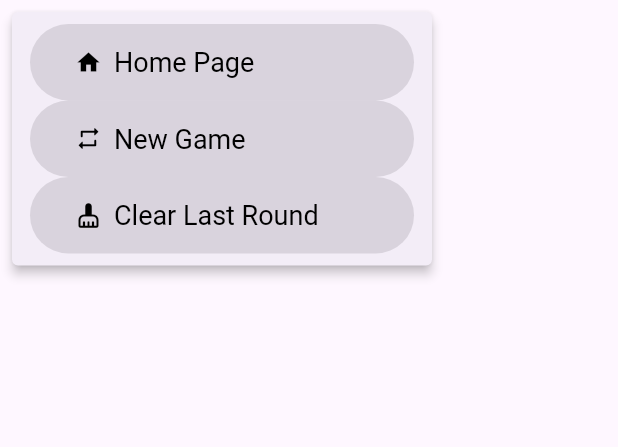
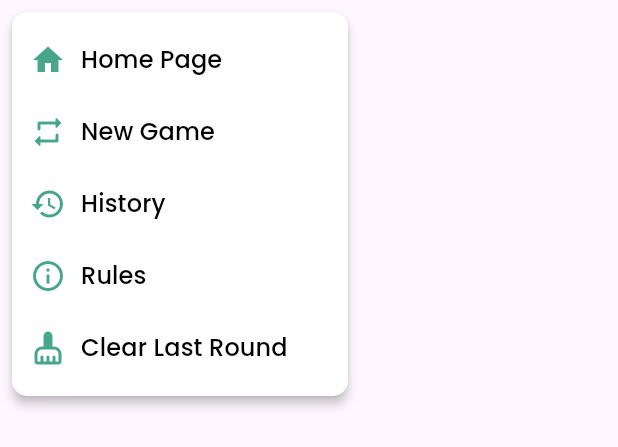
Before and after one commit to dragosdragan03/Score-Keeper-App, a Flutter app: the OptionsButton widget shown alone on an empty page, opened directly, after a tap on the "more vert" icon, on a phone screen of 412 x 824 dp. Shown: the top 447 px of the screen. Run offline on Flutter 3.47's test engine with Material 3 defaults, Android fonts, the phone set to English and light mode, and no system bars; our stand-ins replace confetti, google_fonts, numberpicker; missing offline and left inert: flutter_podium.

Commit message:
option button changed

```diff
--- a/score_keeper/lib/pages/Games/whist/input_rounds.dart
+++ b/score_keeper/lib/pages/Games/whist/input_rounds.dart
@@ -42,6 +42,7 @@ class _InputRoundsState extends State<InputRounds> {
   void confirmAndGoBack(GameProviderWhist gameProvider) {
     setState(() {
       gameProvider.setBids(_selectedNumbers);
+      gameProvider.changeRound();
       Navigator.pop(context);
     });
   }
--- a/score_keeper/lib/pages/Games/whist/whist_utils/game_provider_whist.dart
+++ b/score_keeper/lib/pages/Games/whist/whist_utils/game_provider_whist.dart
@@ -13,6 +13,7 @@ class GameProviderWhist extends ChangeNotifier {
   int streakBonusRounds = 5;
   int playingRound = 0;
   int roundNumber = 1;
+  bool inputTime = true;
 
   GameProviderWhist(List<Player> playersInput)
       : players = playersInput,
@@ -142,4 +143,9 @@ class GameProviderWhist extends ChangeNotifier {
     }
     notifyListeners();
   }
+
+  void changeRound() {
+    inputTime = !inputTime;
+    notifyListeners();
+  }
 }
--- a/score_keeper/lib/pages/Games/whist/whist_utils/optionsButton.dart
+++ b/score_keeper/lib/pages/Games/whist/whist_utils/optionsButton.dart
@@ -10,55 +10,50 @@ class OptionsButton extends StatefulWidget {
 class _OptionsButtonState extends State<OptionsButton> {
   @override
   Widget build(BuildContext context) {
-    return PopupMenuButton(
+    return PopupMenuButton<int>(
+      icon: Icon(Icons.more_vert,
+          color: Colors.black), // Customize the icon color
+      color: Colors.white,
+      shape: RoundedRectangleBorder(
+        borderRadius: BorderRadius.circular(10.0), // Rounded corners
+      ),
       itemBuilder: (context) => [
-        const PopupMenuItem<int>(
-          value: 0,
-          child: ElevatedButton(
-            onPressed: null,
-            // child: Text("Settings"),
-            child: Row(
-              children: [
-                Icon(Icons.home, color: Colors.black),
-                SizedBox(width: 8), // Spacing between icon and text
-                Text("Home Page", style: TextStyle(color: Colors.black)),
-              ],
+        _buildMenuItem(0, Icons.home, 'Home Page'),
+        _buildMenuItem(1, Icons.repeat_rounded, 'New Game'),
+        _buildMenuItem(2, Icons.history, 'History'),
+        _buildMenuItem(3, Icons.info_outline, 'Rules'),
+        _buildMenuItem(4, Icons.cleaning_services_rounded, 'Clear Last Round'),
+      ],
+      onSelected: (value) {
+        switch (value) {
+          case 0:
+            Navigator.popUntil(context, (route) => route.settings.name == "/");
+          case 1:
+            Navigator.popUntil(
+                context, (route) => route.settings.name == "/whist");
+        }
+      },
+    );
+  }
+
+  PopupMenuItem<int> _buildMenuItem(int value, IconData icon, String text) {
+    return PopupMenuItem<int>(
+      value: value,
+      child: Row(
+        children: [
+          Icon(icon,
+              color: Color.fromARGB(188, 9, 133, 100)), // Customize icon color
+          const SizedBox(width: 10),
+          Text(
+            text,
+            style: const TextStyle(
+              color: Colors.black,
+              fontSize: 16.0, // Larger font size for better readability
+              fontWeight: FontWeight.w500,
             ),
           ),
-        ),
-        const PopupMenuItem<int>(
-          value: 1,
-          child: ElevatedButton(
-            onPressed: null,
-            child: Row(
-              children: [
-                Icon(Icons.repeat_rounded, color: Colors.black),
-                SizedBox(width: 8), // Spacing between icon and text
-                Text(
-                  "New Game",
-                  style: TextStyle(color: Colors.black),
-                ),
-              ],
-            ),
-          ),
-        ),
-        const PopupMenuItem<int>(
-          value: 1,
-          child: ElevatedButton(
-            onPressed: null,
-            child: Row(
-              children: [
-                Icon(Icons.cleaning_services_rounded, color: Colors.black),
-                SizedBox(width: 8), // Spacing between icon and text
-                Text(
-                  "Clear Last Round",
-                  style: TextStyle(color: Colors.black),
-                ),
-              ],
-            ),
-          ),
-        ),
-      ],
+        ],
+      ),
     );
   }
 }
```
Also changed, not shown: score_keeper/lib/pages/Games/whist/games_details.dart (+6 -7 lines), score_keeper/lib/pages/Games/whist/score_board.dart (+89 -109 lines), score_keeper/lib/pages/Games/whist/whist_utils/current_round.dart (+8 -5 lines), score_keeper/lib/pages/Games/whist/whist_utils/output_rounds.dart (+10 -0 lines), score_keeper/lib/pages/Games/whist/whist_utils/table_score.dart (added, +15 -0 lines), score_keeper/lib/pages/games_page.dart (+15 -15 lines).
